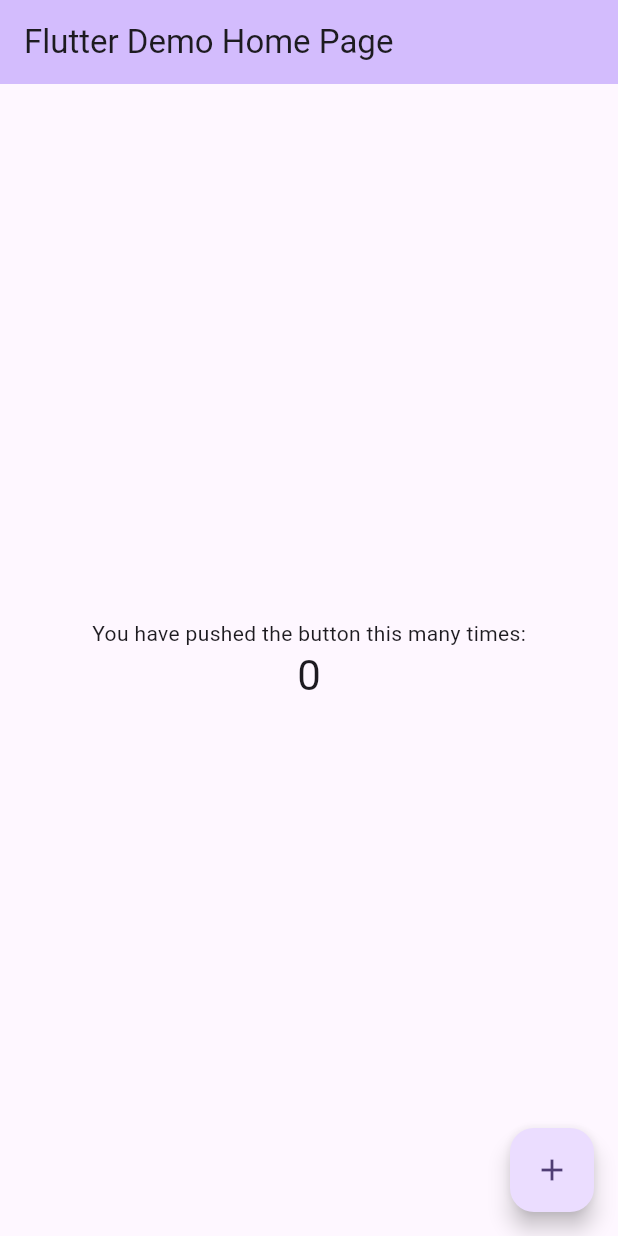
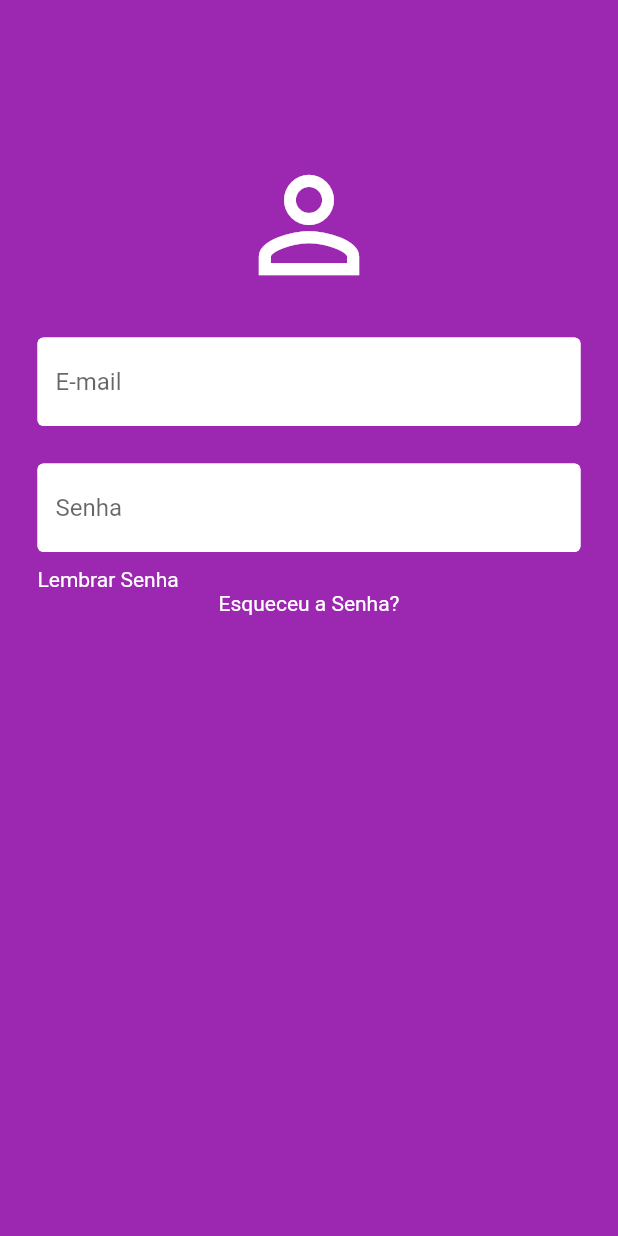
Before and after one commit to JonasFerReis/Capacitacao-Flutter-2.0, a Flutter app: the screen it shows after launch, on a phone screen of 412 x 824 dp. Run offline on Flutter 3.47's test engine with Material 2 defaults, Android fonts, the phone set to English and light mode, and no system bars.

Commit message:
login page

```diff
--- /dev/null
+++ b/front_end/lib/components/my_textfield.dart
@@ -0,0 +1,36 @@
+import 'package:flutter/material.dart';
+
+class MyTextField extends StatelessWidget {
+  final controller;
+  final String hintText;
+  final bool obscureText;
+
+  const MyTextField({
+    super.key,
+    required this.controller,
+    required this.hintText,
+    required this.obscureText,
+  });
+
+  @override
+  Widget build(BuildContext context){
+    return Padding(
+      padding: const EdgeInsets.symmetric(horizontal: 25.0),
+      child: TextField(
+        controller: controller,
+        obscureText: obscureText,
+        decoration: InputDecoration(
+          enabledBorder: const OutlineInputBorder(
+            borderSide: BorderSide(color: Colors.white),
+          ),
+          focusedBorder: const OutlineInputBorder(
+            borderSide: BorderSide(color:Colors.grey),
+          ),
+          fillColor: Colors.white,
+          filled: true,
+          hintText: hintText,
+        ),
+      ),
+    );
+  }
+}
--- a/front_end/lib/main.dart
+++ b/front_end/lib/main.dart
@@ -1,125 +1,18 @@
 import 'package:flutter/material.dart';
+import 'pages/login.dart';
 
-void main() {
+void main(){
   runApp(const MyApp());
 }
 
-class MyApp extends StatelessWidget {
+class MyApp extends StatelessWidget{
   const MyApp({super.key});
 
-  // This widget is the root of your application.
   @override
   Widget build(BuildContext context) {
     return MaterialApp(
-      title: 'Flutter Demo',
-      theme: ThemeData(
-        // This is the theme of your application.
-        //
-        // TRY THIS: Try running your application with "flutter run". You'll see
-        // the application has a blue toolbar. Then, without quitting the app,
-        // try changing the seedColor in the colorScheme below to Colors.green
-        // and then invoke "hot reload" (save your changes or press the "hot
-        // reload" button in a Flutter-supported IDE, or press "r" if you used
-        // the command line to start the app).
-        //
-        // Notice that the counter didn't reset back to zero; the application
-        // state is not lost during the reload. To reset the state, use hot
-        // restart instead.
-        //
-        // This works for code too, not just values: Most code changes can be
-        // tested with just a hot reload.
-        colorScheme: ColorScheme.fromSeed(seedColor: Colors.deepPurple),
-        useMaterial3: true,
-      ),
-      home: const MyHomePage(title: 'Flutter Demo Home Page'),
+      debugShowCheckedModeBanner: false,
+      home: LoginPage(),
     );
   }
 }
-
-class MyHomePage extends StatefulWidget {
-  const MyHomePage({super.key, required this.title});
-
-  // This widget is the home page of your application. It is stateful, meaning
-  // that it has a State object (defined below) that contains fields that affect
-  // how it looks.
-
-  // This class is the configuration for the state. It holds the values (in this
-  // case the title) provided by the parent (in this case the App widget) and
-  // used by the build method of the State. Fields in a Widget subclass are
-  // always marked "final".
-
-  final String title;
-
-  @override
-  State<MyHomePage> createState() => _MyHomePageState();
-}
-
-class _MyHomePageState extends State<MyHomePage> {
-  int _counter = 0;
-
-  void _incrementCounter() {
-    setState(() {
-      // This call to setState tells the Flutter framework that something has
-      // changed in this State, which causes it to rerun the build method below
-      // so that the display can reflect the updated values. If we changed
-      // _counter without calling setState(), then the build method would not be
-      // called again, and so nothing would appear to happen.
-      _counter++;
-    });
-  }
-
-  @override
-  Widget build(BuildContext context) {
-    // This method is rerun every time setState is called, for instance as done
-    // by the _incrementCounter method above.
-    //
-    // The Flutter framework has been optimized to make rerunning build methods
-    // fast, so that you can just rebuild anything that needs updating rather
-    // than having to individually change instances of widgets.
-    return Scaffold(
-      appBar: AppBar(
-        // TRY THIS: Try changing the color here to a specific color (to
-        // Colors.amber, perhaps?) and trigger a hot reload to see the AppBar
-        // change color while the other colors stay the same.
-        backgroundColor: Theme.of(context).colorScheme.inversePrimary,
-        // Here we take the value from the MyHomePage object that was created by
-        // the App.build method, and use it to set our appbar title.
-        title: Text(widget.title),
-      ),
-      body: Center(
-        // Center is a layout widget. It takes a single child and positions it
-        // in the middle of the parent.
-        child: Column(
-          // Column is also a layout widget. It takes a list of children and
-          // arranges them vertically. By default, it sizes itself to fit its
-          // children horizontally, and tries to be as tall as its parent.
-          //
-          // Column has various properties to control how it sizes itself and
-          // how it positions its children. Here we use mainAxisAlignment to
-          // center the children vertically; the main axis here is the vertical
-          // axis because Columns are vertical (the cross axis would be
-          // horizontal).
-          //
-          // TRY THIS: Invoke "debug painting" (choose the "Toggle Debug Paint"
-          // action in the IDE, or press "p" in the console), to see the
-          // wireframe for each widget.
-          mainAxisAlignment: MainAxisAlignment.center,
-          children: <Widget>[
-            const Text(
-              'You have pushed the button this many times:',
-            ),
-            Text(
-              '$_counter',
-              style: Theme.of(context).textTheme.headlineMedium,
-            ),
-          ],
-        ),
-      ),
-      floatingActionButton: FloatingActionButton(
-        onPressed: _incrementCounter,
-        tooltip: 'Increment',
-        child: const Icon(Icons.add),
-      ), // This trailing comma makes auto-formatting nicer for build methods.
-    );
-  }
-}
--- /dev/null
+++ b/front_end/lib/pages/login.dart
@@ -0,0 +1,81 @@
+import 'package:flutter/material.dart';
+import 'package:front_end/components/my_textfield.dart';
+
+class LoginPage extends StatelessWidget {
+  //construtor personalizado
+  LoginPage({super.key});
+
+  // editando controladores de texto
+  final usernameController = TextEditingController();
+  final passwordController = TextEditingController();
+
+  @override
+  Widget build(BuildContext context){
+    //rever o pq do const no Scalffold dps
+    return Scaffold(
+      backgroundColor: Colors.purple,
+      body: SafeArea(
+        child: Center(
+          child: Column(
+            children: [
+
+              const SizedBox(height: 100),
+              //ícone de usuário
+              const Icon(
+                Icons.person_outline,
+                size: 100,
+                color: Colors.white,
+              ),
+
+              const SizedBox(height: 25),
+              //email
+              MyTextField(
+                controller: usernameController,
+                hintText: 'E-mail',
+                obscureText: false,
+              ),
+
+              const SizedBox(height: 25),
+              //senha
+              MyTextField(
+                controller: passwordController,
+                hintText: 'Senha',
+                obscureText: true,
+              ),
+
+              const SizedBox(height: 10),
+              //lembrar senha
+              const Padding(
+                padding: EdgeInsets.symmetric(horizontal: 25.0),
+                child: Row(
+                  mainAxisAlignment: MainAxisAlignment.start,
+                  children: [
+                    Text(
+                      'Lembrar Senha',
+                      style: TextStyle(color: Colors.white),
+                    ),
+                  ],
+                ),
+              ),
+              //esqueceu a senha
+              const Text(
+                'Esqueceu a Senha?',
+                style: TextStyle(color: Colors.white),
+              ),
+
+              const SizedBox(height: 25),
+              //botão de entrar
+
+              //ou continue com
+
+              //ícones do google, facebook e apple
+
+              //ícone da emakers
+
+            ],
+          ),
+        ),
+      ),
+    );
+  }
+}
```
Also changed, not shown: front_end/pubspec.yaml (+5 -2 lines), front_end/lib/images/apple.png (added), front_end/lib/images/facebook.png (added), front_end/lib/images/google.png (added), front_end/lib/images/logo_emakers.png (added), front_end/lib/images/usuario.png (added).
